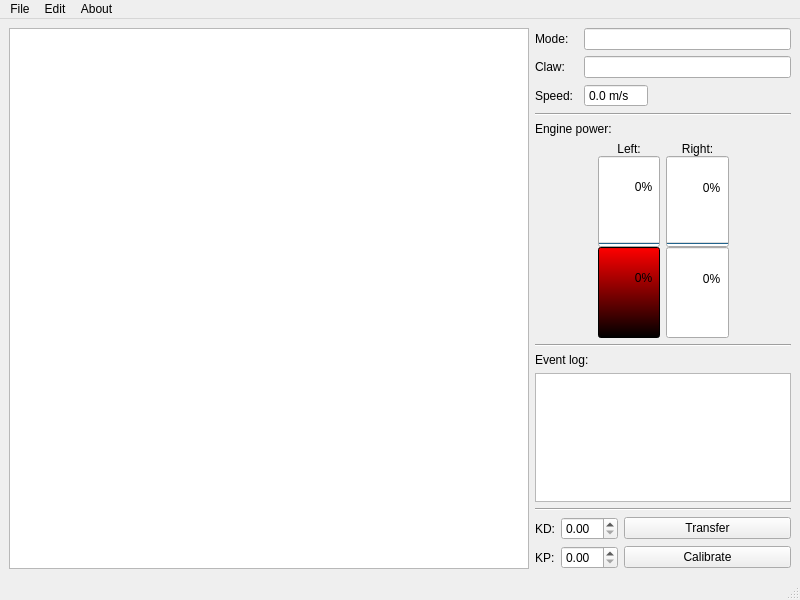
First picture: the form in mainwindow.ui, repository Flooten/mazetercontrol, before the edit.
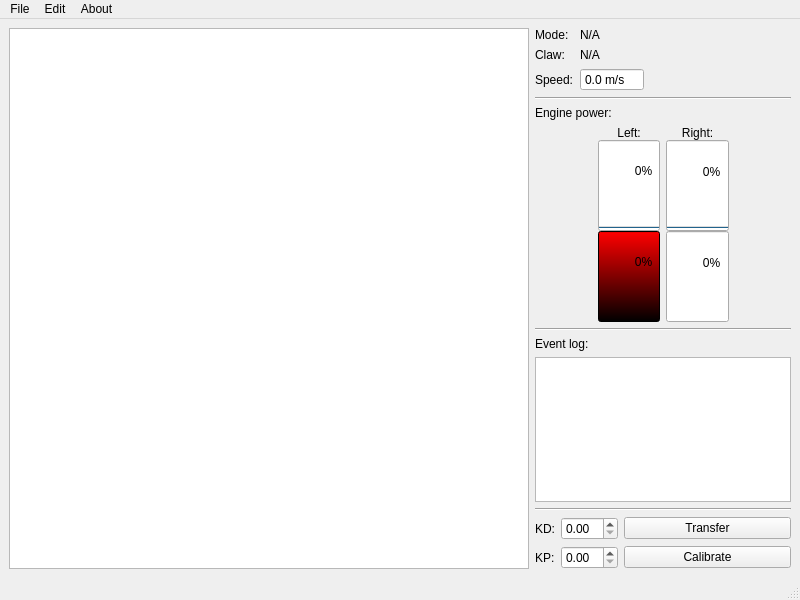
Second picture: the form after the edit. Icons and pictures are not drawn.

The edit to the form file:
```diff
--- a/mainwindow.ui
+++ b/mainwindow.ui
@@ -49,15 +49,6 @@
      <layout class="QVBoxLayout" name="verticalLayout_4">
       <item>
        <layout class="QFormLayout" name="formLayout">
-        <property name="fieldGrowthPolicy">
-         <enum>QFormLayout::ExpandingFieldsGrow</enum>
-        </property>
-        <property name="horizontalSpacing">
-         <number>10</number>
-        </property>
-        <property name="verticalSpacing">
-         <number>6</number>
-        </property>
         <item row="0" column="0">
          <widget class="QLabel" name="label_7">
           <property name="text">
@@ -66,12 +57,9 @@
          </widget>
         </item>
         <item row="0" column="1">
-         <widget class="QLineEdit" name="lineEdit_mode">
-          <property name="enabled">
-           <bool>true</bool>
-          </property>
-          <property name="readOnly">
-           <bool>true</bool>
+         <widget class="QLabel" name="label_mode_status">
+          <property name="text">
+           <string>N/A</string>
           </property>
          </widget>
         </item>
@@ -89,18 +77,9 @@
          </widget>
         </item>
         <item row="1" column="1">
-         <widget class="QLineEdit" name="lineEdit_claw">
-          <property name="enabled">
-           <bool>true</bool>
-          </property>
-          <property name="sizePolicy">
-           <sizepolicy hsizetype="Expanding" vsizetype="Fixed">
-            <horstretch>1</horstretch>
-            <verstretch>0</verstretch>
-           </sizepolicy>
-          </property>
-          <property name="readOnly">
-           <bool>true</bool>
+         <widget class="QLabel" name="label_claw_status">
+          <property name="text">
+           <string>N/A</string>
           </property>
          </widget>
         </item>
```
Left out of the diff: 18 changed lines with no effect on the pictures.
